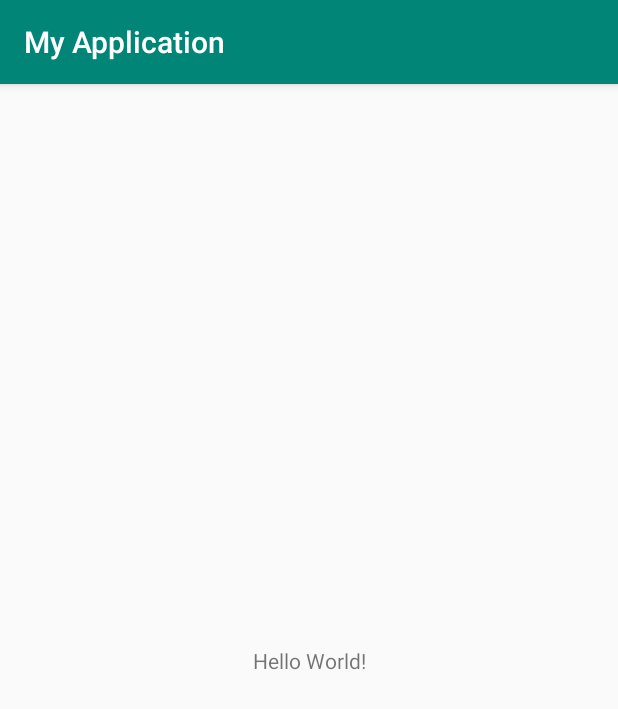
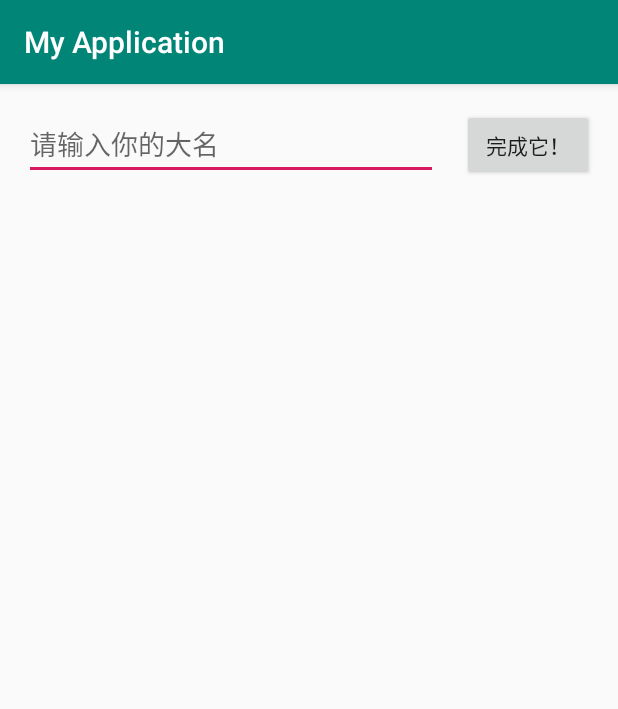
Before and after one commit to XHang/android, an Android app: the screen it shows after launch (MainActivity), on a phone screen of 412 x 824 dp. Shown: the top 709 px of the screen. Run offline under Robolectric (Android 15) with nearby library versions, the phone set to English and light mode, and no system bars.

Commit message:
实现功能： 点击按钮，将第一个面板的文本框内的文件，显示在第二个面包里面

```diff
--- a/app/src/main/res/layout/activity_main.xml
+++ b/app/src/main/res/layout/activity_main.xml
@@ -1,19 +1,38 @@
 <?xml version="1.0" encoding="utf-8"?>
-<androidx.constraintlayout.widget.ConstraintLayout
-    xmlns:android="http://schemas.android.com/apk/res/android"
+<androidx.constraintlayout.widget.ConstraintLayout xmlns:android="http://schemas.android.com/apk/res/android"
+    xmlns:app="http://schemas.android.com/apk/res-auto"
     xmlns:tools="http://schemas.android.com/tools"
-    xmlns:app="http://schemas.android.com/apk/res-auto"
     android:layout_width="match_parent"
     android:layout_height="match_parent"
     tools:context=".MainActivity">
 
-    <TextView
+    <EditText
+        android:id="@+id/editText"
+        android:layout_width="0dp"
+        android:layout_height="wrap_content"
+        android:layout_marginStart="16dp"
+        android:layout_marginLeft="16dp"
+        android:layout_marginTop="16dp"
+        android:ems="10"
+        android:hint="@string/edit_msg"
+        android:inputType="textPersonName"
+        app:layout_constraintEnd_toStartOf="@+id/button2"
+        app:layout_constraintHorizontal_bias="0.5"
+        app:layout_constraintStart_toStartOf="parent"
+        app:layout_constraintTop_toTopOf="parent" />
+
+    <Button
+        android:id="@+id/button2"
         android:layout_width="wrap_content"
         android:layout_height="wrap_content"
-        android:text="Hello World!"
-        app:layout_constraintBottom_toBottomOf="parent"
-        app:layout_constraintLeft_toLeftOf="parent"
-        app:layout_constraintRight_toRightOf="parent"
-        app:layout_constraintTop_toTopOf="parent" />
-
+        android:layout_marginStart="16dp"
+        android:layout_marginLeft="16dp"
+        android:layout_marginEnd="16dp"
+        android:layout_marginRight="16dp"
+        android:onClick="sendMessage"
+        android:text="@string/button_click"
+        app:layout_constraintBaseline_toBaselineOf="@+id/editText"
+        app:layout_constraintEnd_toEndOf="parent"
+        app:layout_constraintHorizontal_bias="0.5"
+        app:layout_constraintStart_toEndOf="@+id/editText" />
 </androidx.constraintlayout.widget.ConstraintLayout>
--- a/app/src/main/res/values/strings.xml
+++ b/app/src/main/res/values/strings.xml
@@ -1,3 +1,5 @@
 <resources>
     <string name="app_name">My Application</string>
+    <string name="edit_msg">请输入你的大名</string>
+    <string name="button_click">完成它！</string>
 </resources>
```
Also changed, not shown: app/src/main/AndroidManifest.xml (+14 -8 lines), app/src/main/java/com/example/myapplication/DisplayMessageActivity.java (added, +26 -0 lines), app/src/main/java/com/example/myapplication/MainActivity.java (+16 -2 lines), app/src/main/res/layout/activity_display_message.xml (added, +18 -0 lines), 2 other files.
